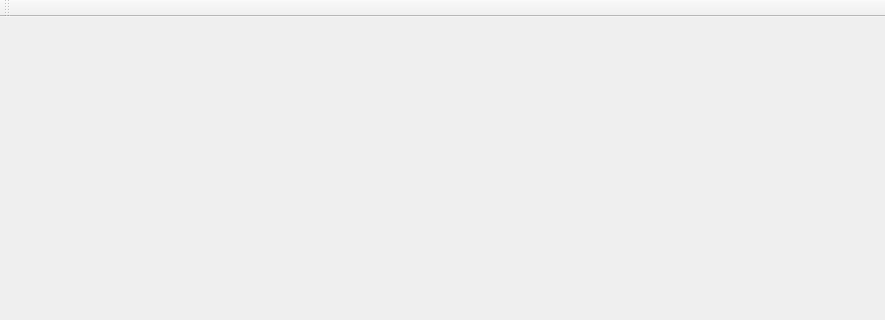
Before: the Qt Designer form CiscoViscaCommands/ControlPanel/ControlPanel.ui in Luzso/CiscoCam_CommandLib, drawn with Qt 5; both pictures show x 0 to 885 and y 0 to 320 of the 885 by 618 pixel window.
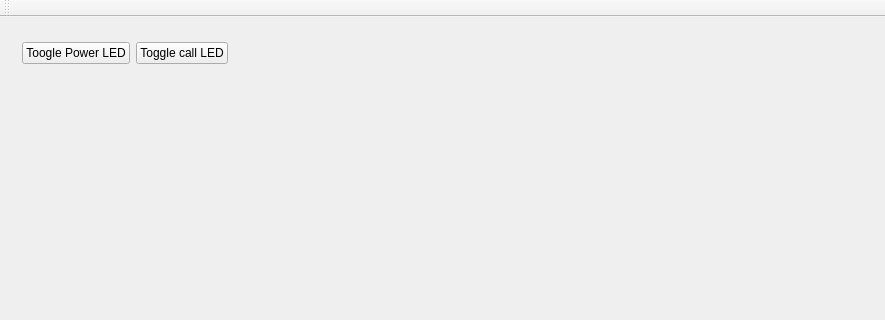
After: the same form once the commit is applied.

```diff
--- a/CiscoViscaCommands/ControlPanel/ControlPanel.ui
+++ b/CiscoViscaCommands/ControlPanel/ControlPanel.ui
@@ -16,7 +16,53 @@
   <widget class="QWidget" name="centralWidget">
    <layout class="QGridLayout" name="gridLayout">
     <item row="0" column="0">
-     <layout class="QHBoxLayout" name="horizontalLayout"/>
+     <widget class="QWidget" name="powerSection" native="true">
+      <property name="sizePolicy">
+       <sizepolicy hsizetype="Preferred" vsizetype="Preferred">
+        <horstretch>0</horstretch>
+        <verstretch>1</verstretch>
+       </sizepolicy>
+      </property>
+      <layout class="QHBoxLayout" name="horizontalLayout_2">
+       <item>
+        <widget class="QPushButton" name="btnPowerLED">
+         <property name="text">
+          <string>Toogle Power LED</string>
+         </property>
+        </widget>
+       </item>
+       <item>
+        <widget class="QPushButton" name="btnCallLED">
+         <property name="text">
+          <string>Toggle call LED</string>
+         </property>
+        </widget>
+       </item>
+       <item>
+        <spacer name="horizontalSpacer">
+         <property name="orientation">
+          <enum>Qt::Horizontal</enum>
+         </property>
+         <property name="sizeHint" stdset="0">
+          <size>
+           <width>40</width>
+           <height>20</height>
+          </size>
+         </property>
+        </spacer>
+       </item>
+      </layout>
+     </widget>
+    </item>
+    <item row="1" column="0">
+     <widget class="QWidget" name="widget_2" native="true">
+      <property name="sizePolicy">
+       <sizepolicy hsizetype="Preferred" vsizetype="Preferred">
+        <horstretch>0</horstretch>
+        <verstretch>10</verstretch>
+       </sizepolicy>
+      </property>
+     </widget>
     </item>
    </layout>
   </widget>
```
